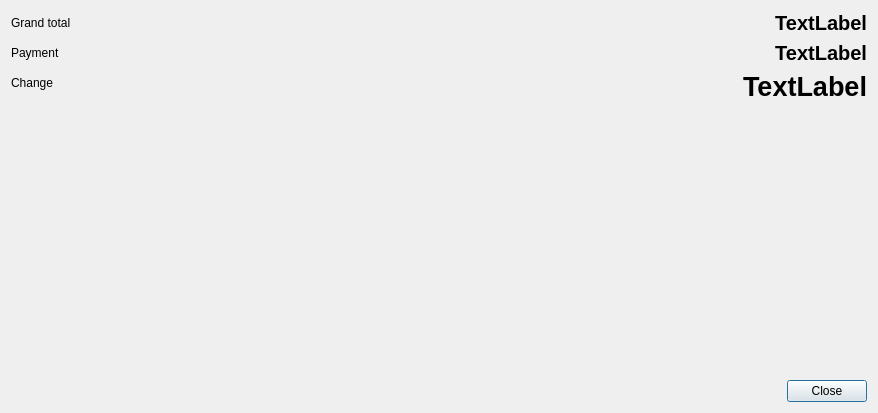
Above: app/views/templates/PostOrder.ui from rondalefloyd/mts-pos before the change. Below: the same form after it.
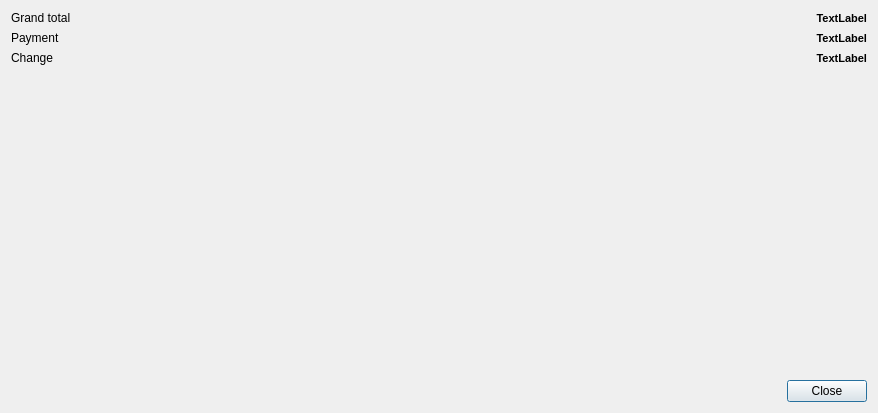
That is the form after the change.

```diff
--- a/app/views/templates/PostOrder.ui
+++ b/app/views/templates/PostOrder.ui
@@ -41,7 +41,7 @@
       <widget class="QLabel" name="labelGrandTotal">
        <property name="font">
         <font>
-         <pointsize>15</pointsize>
+         <pointsize>8</pointsize>
          <weight>75</weight>
          <bold>true</bold>
         </font>
@@ -58,7 +58,7 @@
       <widget class="QLabel" name="labelPayment">
        <property name="font">
         <font>
-         <pointsize>15</pointsize>
+         <pointsize>8</pointsize>
          <weight>75</weight>
          <bold>true</bold>
         </font>
@@ -75,7 +75,7 @@
       <widget class="QLabel" name="labelChange">
        <property name="font">
         <font>
-         <pointsize>20</pointsize>
+         <pointsize>8</pointsize>
          <weight>75</weight>
          <bold>true</bold>
         </font>
```
